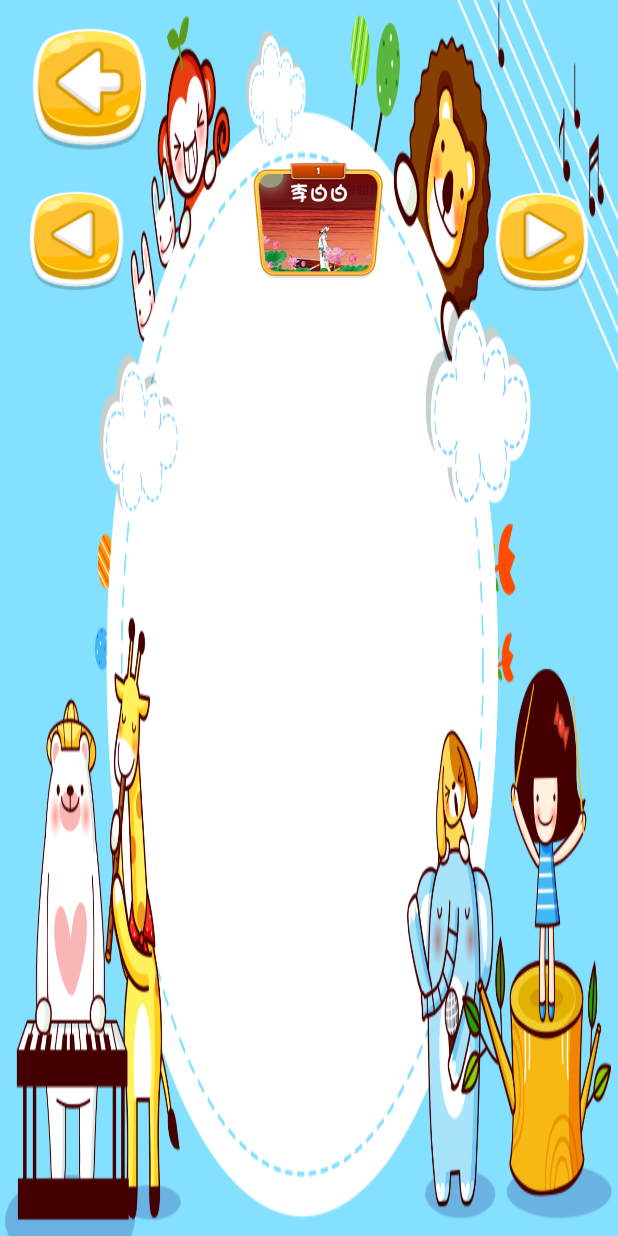
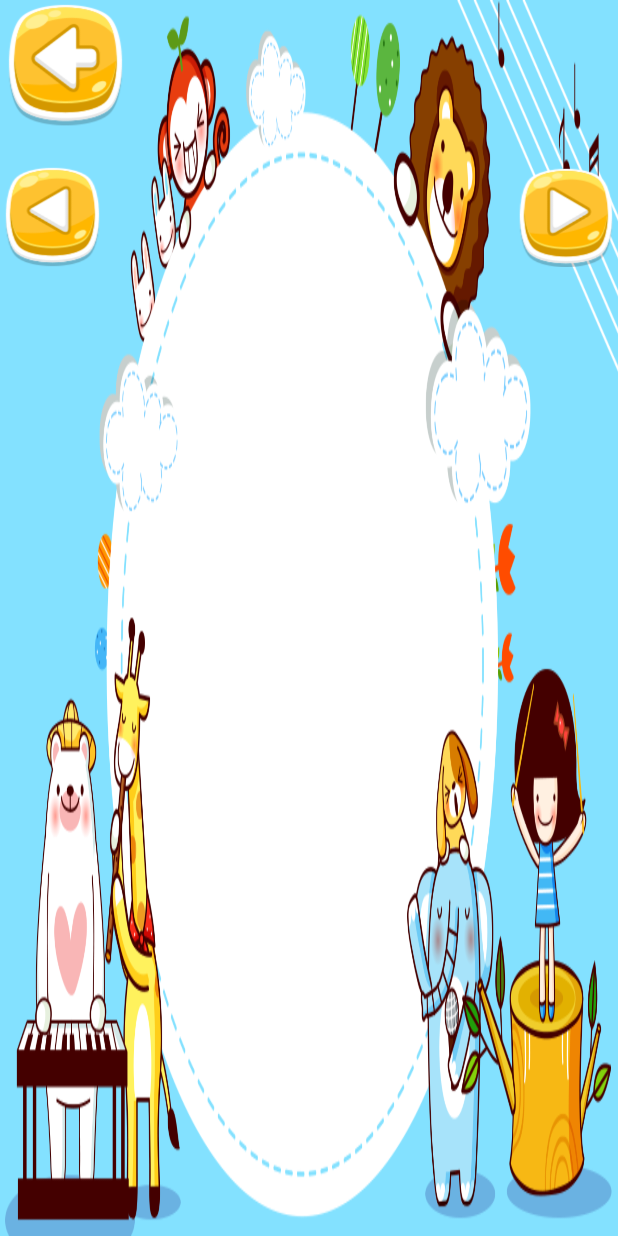
Before and after one commit to zhouqiang1994/MyApppppp, an Android app: the layout activity_activitytongyao.xml on its own in the app's theme, with its tools: preview values and no code run, on a phone screen of 412 x 824 dp. Run offline under Robolectric (Android 15) with nearby library versions, the phone set to English and light mode, and no system bars.

Commit message:
导入一个support-v4包就有问题了，然后删掉也有问题

```diff
--- a/app/build.gradle
+++ b/app/build.gradle
@@ -20,7 +20,11 @@ android {
 }
 
 dependencies {
-    compile fileTree(dir: 'libs', include: ['*.jar'])
+    provided fileTree(include: ['*.jar'], dir: 'libs')
     testCompile 'junit:junit:4.12'
+    compile 'com.android.support:support-v4:25.0.0'
+    compile files('libs/android-support-v4.jar')
+    compile 'com.android.support:support-v13:25.0.0'
+    provided 'com.android.support:support-v4:25.0.0'
     compile 'com.android.support:appcompat-v7:25.0.0'
 }
--- a/app/src/main/java/com/example/vicky/myapp/Activityvideo.java
+++ b/app/src/main/java/com/example/vicky/myapp/Activityvideo.java
@@ -18,13 +18,13 @@ public class Activityvideo extends Activity {
         video =(VideoView)findViewById(R.id.videoView);
 
         //拼出在资源文件夹下的视频文件路径string字符串
-        String url="android.resource://"+getPackageName()+"/"+R.raw.cdx_czsm;
+       // String url="android.resource://"+getPackageName()+"/"+R.raw.cdx_czsm;
 
         //字符串解析成uri
-        Uri uri =Uri.parse(url);
+        //Uri uri =Uri.parse(url);
 
         //给videoview设置播放资源
-        video.setVideoURI(uri);
+       // video.setVideoURI(uri);
 
         //用相对布局包裹videoview实现视频全屏播放
         RelativeLayout.LayoutParams layoutParams = new RelativeLayout.LayoutParams(
--- a/app/src/main/res/layout/activity_activitymusic.xml
+++ b/app/src/main/res/layout/activity_activitymusic.xml
@@ -3,10 +3,6 @@
     xmlns:tools="http://schemas.android.com/tools"
     android:layout_width="match_parent"
     android:layout_height="match_parent"
-    android:paddingBottom="@dimen/activity_vertical_margin"
-    android:paddingLeft="@dimen/activity_horizontal_margin"
-    android:paddingRight="@dimen/activity_horizontal_margin"
-    android:paddingTop="@dimen/activity_vertical_margin"
     tools:context="com.example.vicky.myapp.Activitymusic"
     android:background="@drawable/yinyuebjt">
 
--- a/app/src/main/res/layout/activity_activityshouye.xml
+++ b/app/src/main/res/layout/activity_activityshouye.xml
@@ -3,10 +3,6 @@
     xmlns:tools="http://schemas.android.com/tools"
     android:layout_width="match_parent"
     android:layout_height="match_parent"
-    android:paddingBottom="@dimen/activity_vertical_margin"
-    android:paddingLeft="@dimen/activity_horizontal_margin"
-    android:paddingRight="@dimen/activity_horizontal_margin"
-    android:paddingTop="@dimen/activity_vertical_margin"
     tools:context="com.example.vicky.myapp.Activityshouye"
     android:background="@drawable/shouyebjt">
 
--- a/app/src/main/res/layout/activity_activitytongyao.xml
+++ b/app/src/main/res/layout/activity_activitytongyao.xml
@@ -3,10 +3,6 @@
     xmlns:tools="http://schemas.android.com/tools"
     android:layout_width="match_parent"
     android:layout_height="match_parent"
-    android:paddingBottom="@dimen/activity_vertical_margin"
-    android:paddingLeft="@dimen/activity_horizontal_margin"
-    android:paddingRight="@dimen/activity_horizontal_margin"
-    android:paddingTop="@dimen/activity_vertical_margin"
     tools:context="com.example.vicky.myapp.Activitytongyao"
     android:background="@drawable/tongyaobjt">
 
@@ -16,8 +12,8 @@
         android:scaleType="centerInside"
         android:layout_width="70dp"
         android:layout_height="70dp"
-        android:id="@+id/imageButton4"
-        android:layout_alignTop="@+id/imageButton5"
+        android:id="@+id/back_button"
+        android:layout_alignTop="@+id/next_button"
         android:layout_alignParentLeft="true"
         android:layout_alignParentStart="true" />
 
@@ -27,7 +23,7 @@
         android:scaleType="centerInside"
         android:layout_width="70dp"
         android:layout_height="70dp"
-        android:id="@+id/imageButton5"
+        android:id="@+id/next_button"
         android:layout_below="@+id/imageButton6"
         android:layout_alignParentRight="true"
         android:layout_alignParentEnd="true"
@@ -44,16 +40,124 @@
         android:layout_alignParentLeft="true"
         android:layout_alignParentStart="true" />
 
-    <ImageButton
-        android:src="@drawable/tongyao_1"
-        android:scaleType="centerInside"
-        android:background="#00000000"
-        android:layout_width="90dp"
-        android:layout_height="90dp"
-        android:id="@+id/imageButton7"
-        android:layout_below="@+id/imageButton6"
-        android:layout_toRightOf="@+id/imageButton6"
-        android:layout_toEndOf="@+id/imageButton6"
-        android:layout_marginLeft="66dp"
-        android:layout_marginStart="66dp" />
+
+    <!--<TableLayout
+        android:layout_width="300dp"
+        android:layout_height="300dp"
+        android:layout_marginLeft="175dp"
+        android:layout_marginTop="70dp"
+        android:stretchColumns="*">
+
+        <TableRow
+            android:layout_weight="1"
+            android:layout_width="wrap_content"
+            android:layout_height="wrap_content">
+
+            <ImageButton
+                android:layout_width="1dp"
+                android:src="@drawable/tongyao_1"
+                android:scaleType="centerInside"
+                android:layout_height="80dp"
+                android:background="#00000000"
+                android:id="@+id/imageButtont1"
+                android:layout_column="0" />
+
+            <ImageButton
+                android:layout_width="1dp"
+                android:src="@drawable/tongyao_1"
+                android:scaleType="centerInside"
+                android:layout_height="80dp"
+                android:background="#00000000"
+                android:id="@+id/imageButtont2"
+                android:layout_column="1" />
+
+            <ImageButton
+                android:layout_width="1dp"
+                android:src="@drawable/tongyao_1"
+                android:scaleType="centerInside"
+                android:background="#00000000"
+                android:layout_height="80dp"
+                android:id="@+id/imageButtont3"
+                android:layout_column="2" />
+        </TableRow>
+
+        <TableRow
+            android:layout_weight="1"
+            android:layout_width="wrap_content"
+            android:layout_height="wrap_content">
+
+            <ImageButton
+                android:layout_width="1dp"
+                android:src="@drawable/tongyao_1"
+                android:scaleType="centerInside"
+                android:background="#00000000"
+                android:layout_height="80dp"
+                android:id="@+id/imageButtont4"
+                android:layout_column="0" />
+
+            <ImageButton
+                android:layout_width="1dp"
+                android:src="@drawable/tongyao_1"
+                android:scaleType="centerInside"
+                android:background="#00000000"
+                android:layout_height="80dp"
+                android:id="@+id/imageButtont5"
+                android:layout_column="1" />
+
+            <ImageButton
+                android:layout_width="1dp"
+                android:src="@drawable/tongyao_1"
+                android:scaleType="centerInside"
+                android:background="#00000000"
+                android:layout_height="80dp"
+                android:id="@+id/imageButtont6"
+                android:layout_column="2" />
+        </TableRow>
+
+        <TableRow
+            android:layout_weight="1"
+            android:layout_width="wrap_content"
+            android:layout_height="wrap_content">
+
+            <ImageButton
+
+                android:src="@drawable/tongyao_1"
+                android:scaleType="centerInside"
+                android:background="#00000000"
+                android:layout_width="1dp"
+                android:layout_height="80dp"
+                android:id="@+id/imageButtont7"
+                android:layout_column="0" />
+
+            <ImageButton
+
+                android:src="@drawable/tongyao_1"
+                android:scaleType="centerInside"
+                android:background="#00000000"
+                android:layout_width="1dp"
+                android:layout_height="80dp"
+                android:id="@+id/imageButtont8"
+                android:layout_column="1" />
+
+            <ImageButton
+
+                android:src="@drawable/tongyao_1"
+                android:scaleType="centerInside"
+                android:background="#00000000"
+                android:layout_width="1dp"
+                android:layout_height="80dp"
+                android:id="@+id/imageButtont9"
+                android:layout_column="2" />
+        </TableRow>
+    </TableLayout>
+-->
+
+    <android.support.v4.view.ViewPager
+        android:layout_width="wrap_content"
+        android:layout_height="wrap_content"
+        android:id="@+id/viewpager"
+        android:foregroundGravity="center"
+        >
+
+    </android.support.v4.view.ViewPager>
 </RelativeLayout>
--- a/app/src/main/res/layout/activity_activityvideo.xml
+++ b/app/src/main/res/layout/activity_activityvideo.xml
@@ -3,10 +3,6 @@
     xmlns:tools="http://schemas.android.com/tools"
     android:layout_width="match_parent"
     android:layout_height="match_parent"
-    android:paddingBottom="@dimen/activity_vertical_margin"
-    android:paddingLeft="@dimen/activity_horizontal_margin"
-    android:paddingRight="@dimen/activity_horizontal_margin"
-    android:paddingTop="@dimen/activity_vertical_margin"
     tools:context="com.example.vicky.myapp.Activityvideo">
 
     <VideoView
--- a/app/src/main/res/layout/activity_activityyinwenge.xml
+++ b/app/src/main/res/layout/activity_activityyinwenge.xml
@@ -3,10 +3,6 @@
     xmlns:tools="http://schemas.android.com/tools"
     android:layout_width="match_parent"
     android:layout_height="match_parent"
-    android:paddingBottom="@dimen/activity_vertical_margin"
-    android:paddingLeft="@dimen/activity_horizontal_margin"
-    android:paddingRight="@dimen/activity_horizontal_margin"
-    android:paddingTop="@dimen/activity_vertical_margin"
     tools:context="com.example.vicky.myapp.Activityyinwenge"
     android:background="@drawable/yinwengebjt">
 
--- a/app/src/main/res/layout/activity_main.xml
+++ b/app/src/main/res/layout/activity_main.xml
@@ -3,10 +3,6 @@
     xmlns:tools="http://schemas.android.com/tools"
     android:layout_width="match_parent"
     android:layout_height="match_parent"
-    android:paddingBottom="0dp"
-    android:paddingLeft="0dp"
-    android:paddingRight="0dp"
-    android:paddingTop="0dp"
     tools:context="com.example.vicky.myapp.MainActivity"
     android:background="@drawable/huanyybjt">
 
--- a/app/src/main/res/values/strings.xml
+++ b/app/src/main/res/values/strings.xml
@@ -91,4 +91,7 @@
         "when a user tries to pick up one of cards.\n\n"
     </string>
     <string name="title_activity_activityvideo">Activityvideo</string>
+
+    <!-- TODO: Remove or change this placeholder text -->
+    <string name="hello_blank_fragment">Hello blank fragment</string>
 </resources>
```
Also changed, not shown: app/src/main/java/com/example/vicky/myapp/Activityshouye.java (+5 -2 lines), app/src/main/java/com/example/vicky/myapp/Activitytongyao.java (+92 -0 lines), app/src/main/java/com/example/vicky/myapp/Activityyinwenge.java (+15 -1 lines), app/src/main/res/layout/layout1.xml (added, +9 -0 lines), app/src/main/res/layout/layout2.xml (added, +8 -0 lines), app/src/main/res/layout/layout3.xml (added, +8 -0 lines), app/libs/android-support-v4.jar (added).
